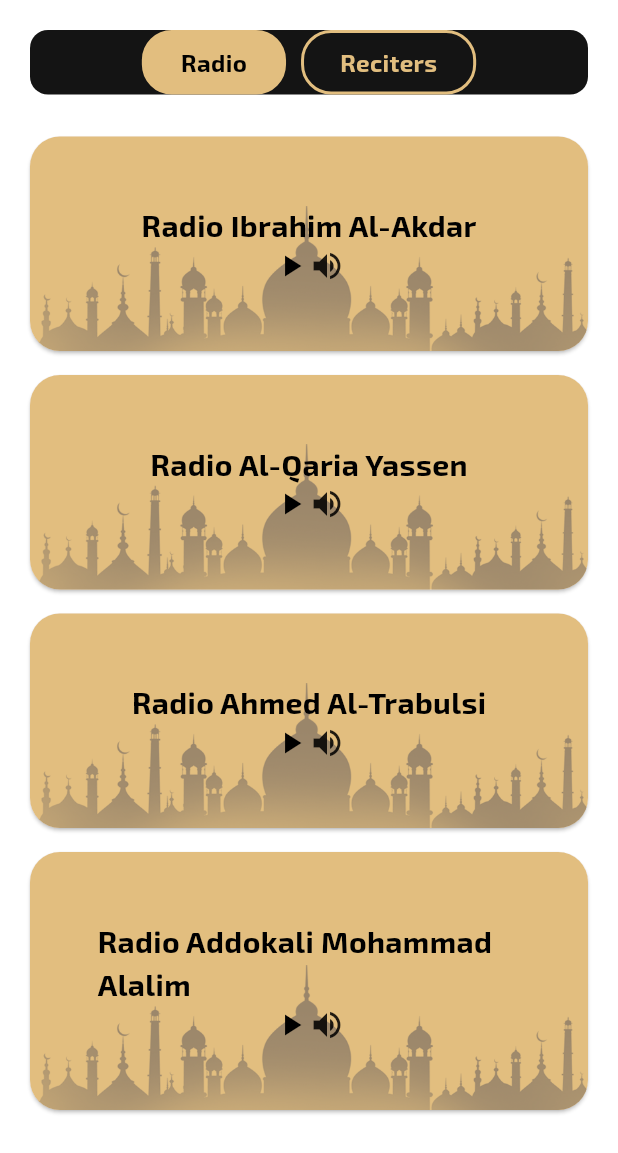
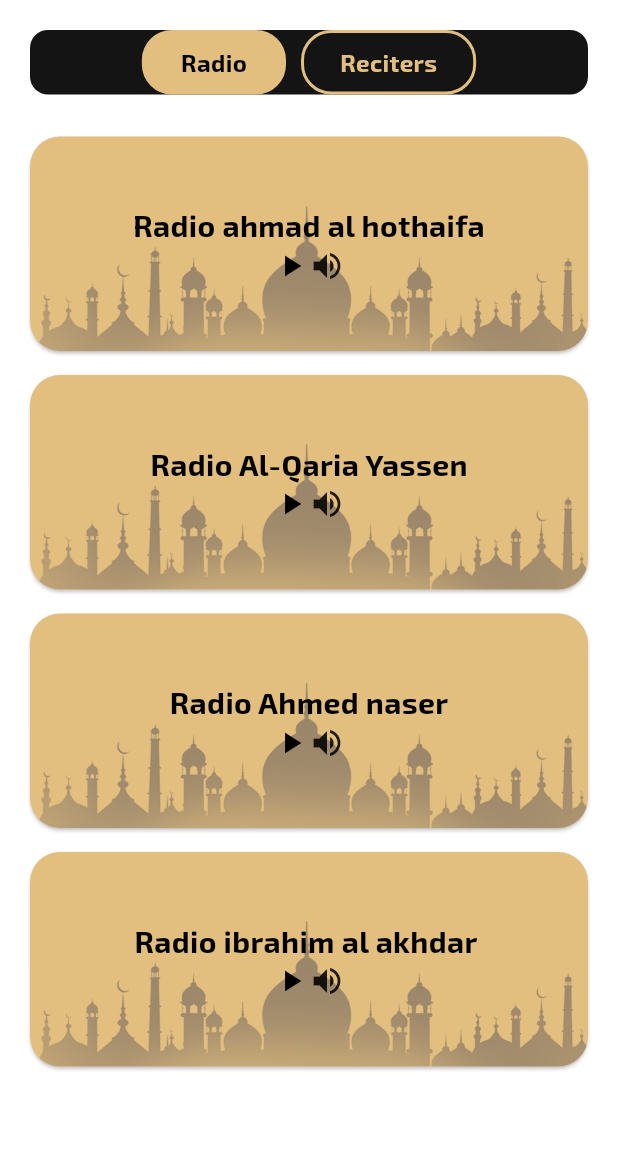
Before and after one commit to Bahaa12345678/islami_app, a Flutter app: the RadioTab screen opened directly, on a phone screen of 412 x 824 dp. Shown: the top 1153 px of the screen. Run offline on Flutter 3.47's test engine with Material 3 defaults, Android fonts, the phone set to English and light mode, and no system bars; our stand-ins replace carousel_slider, google_fonts, introduction_screen, shared_preferences; accounts and stored records are empty.

Commit message:
sebha_updated & radiotab updated

```diff
--- a/lib/home/tabs/radio_tab.dart
+++ b/lib/home/tabs/radio_tab.dart
@@ -35,19 +35,19 @@ class _RadioTabState extends State<RadioTab> {
 
   List<Widget> _buildRadioTiles() {
     return [
-      _buildRadioTile("Radio Ibrahim Al-Akdar", 0),
+      _buildRadioTile("Radio ahmad al hothaifa", 0),
       _buildRadioTile("Radio Al-Qaria Yassen", 1),
-      _buildRadioTile("Radio Ahmed Al-Trabulsi", 2),
-      _buildRadioTile("Radio Addokali Mohammad Alalim", 3),
+      _buildRadioTile("Radio Ahmed naser", 2),
+      _buildRadioTile("Radio ibrahim al akhdar ", 3),
     ];
   }
 
   List<Widget> _buildRecitersTiles() {
     return [
-      _buildRadioTile("Ibrahim Al-Akdar", 0),
+      _buildRadioTile("ahmad al hothaifa", 0),
       _buildRadioTile("Al-Qaria Yassen", 1),
-      _buildRadioTile("Ahmed Al-Trabulsi", 2),
-      _buildRadioTile("Addokali Mohammad Alalim", 3),
+      _buildRadioTile("Ahmed naser", 2),
+      _buildRadioTile("ibrahim al akhdar", 3),
     ];
   }
 
```
